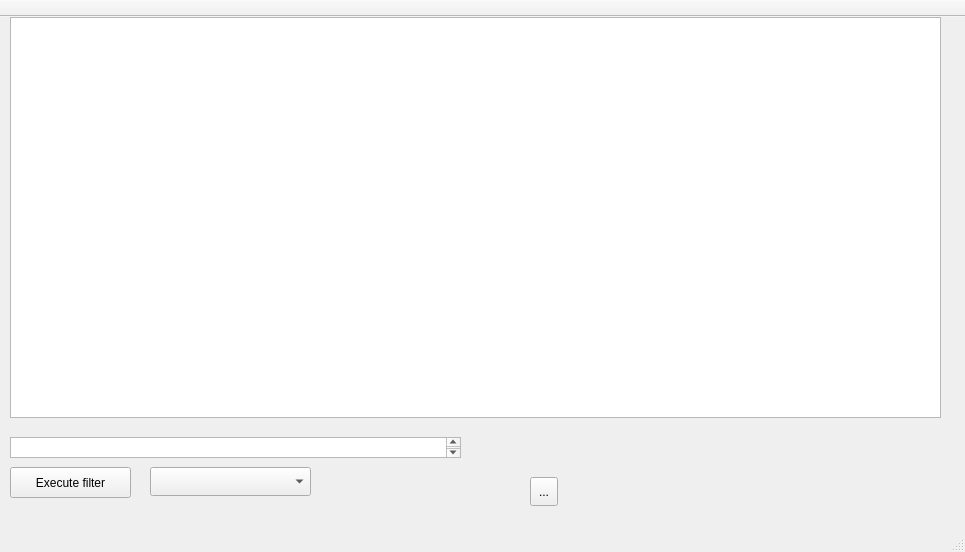
The window that mainwindow.ui (Cybran111/DBManager) describes before a commit, drawn with Qt 5.
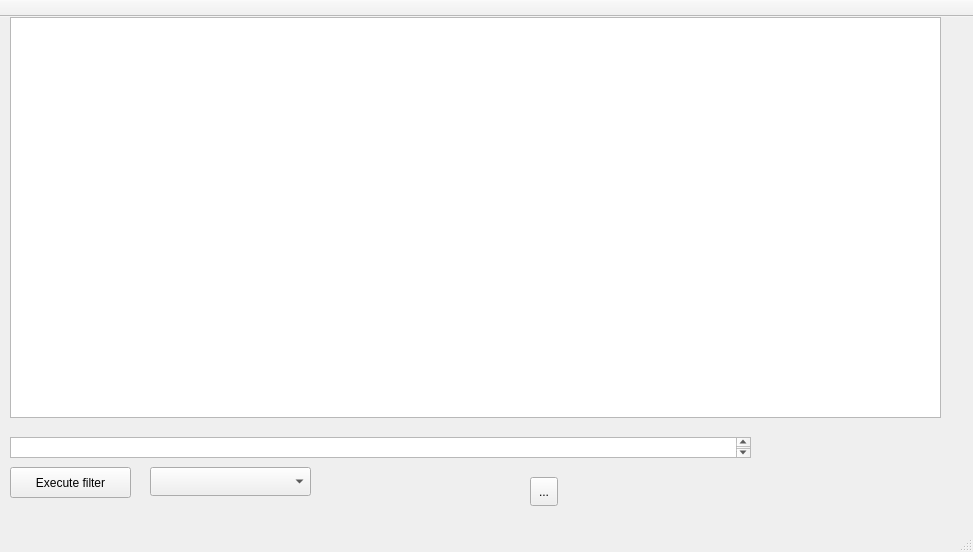
The same window after the commit.

Commit message: Fixed troubles with mainform.ui

```diff
--- a/mainwindow.ui
+++ b/mainwindow.ui
@@ -6,7 +6,7 @@
    <rect>
     <x>0</x>
     <y>0</y>
-    <width>965</width>
+    <width>973</width>
     <height>552</height>
    </rect>
   </property>
@@ -73,7 +73,7 @@
      <rect>
       <x>10</x>
       <y>420</y>
-      <width>451</width>
+      <width>741</width>
       <height>21</height>
      </rect>
     </property>
```
Left out of the diff: 17 changed lines with no effect on the pictures. The commit also changes 2 other files.
